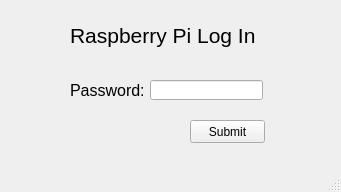
68Duck/PiDMX, file raspberryPiLoginWindow.ui: the form before one commit.
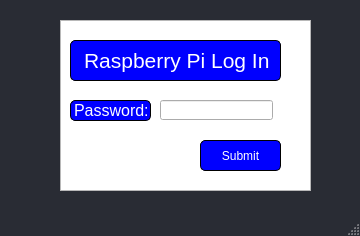
The form after the commit.

Commit message: Updated raspberry pi login window

Patch:
```diff
--- a/raspberryPiLoginWindow.ui
+++ b/raspberryPiLoginWindow.ui
@@ -6,23 +6,37 @@
    <rect>
     <x>0</x>
     <y>0</y>
-    <width>341</width>
-    <height>192</height>
+    <width>360</width>
+    <height>236</height>
    </rect>
   </property>
   <property name="windowTitle">
    <string>MainWindow</string>
   </property>
+  <property name="styleSheet">
+   <string notr="true">QMainWindow{
+background-color: #292C34;
+}</string>
+  </property>
   <widget class="QWidget" name="centralwidget">
    <widget class="QLabel" name="passwordLabel">
     <property name="geometry">
      <rect>
       <x>70</x>
-      <y>80</y>
+      <y>100</y>
       <width>81</width>
       <height>21</height>
      </rect>
     </property>
+    <property name="styleSheet">
+     <string notr="true">QLabel{
+background-color: #0000ff;
+color: white;
+border: 1px solid black;
+border-radius: 5px;
+
+}</string>
+    </property>
     <property name="text">
      <string>&lt;html&gt;&lt;head/&gt;&lt;body&gt;&lt;p&gt;&lt;span style=&quot; font-size:12pt;&quot;&gt;Password:&lt;/span&gt;&lt;/p&gt;&lt;/body&gt;&lt;/html&gt;</string>
     </property>
@@ -31,13 +45,20 @@
     <property name="geometry">
      <rect>
       <x>70</x>
-      <y>20</y>
-      <width>191</width>
-      <height>31</height>
+      <y>40</y>
+      <width>211</width>
+      <height>41</height>
      </rect>
     </property>
     <property name="styleSheet">
-     <string notr="true">QLabel{}</string>
+     <string notr="true">QLabel{
+background-color: #0000ff;
+color: white;
+border: 1px solid black;
+border-radius: 5px;
+  outline: none;
+  padding: 5px 10px;
+}</string>
     </property>
     <property name="text">
      <string>&lt;html&gt;&lt;head/&gt;&lt;body&gt;&lt;p&gt;&lt;span style=&quot; font-size:16pt;&quot;&gt;Raspberry Pi Log In&lt;/span&gt;&lt;/p&gt;&lt;/body&gt;&lt;/html&gt;</string>
@@ -46,8 +67,8 @@
    <widget class="QLineEdit" name="passwordInput">
     <property name="geometry">
      <rect>
-      <x>150</x>
-      <y>80</y>
+      <x>160</x>
+      <y>100</y>
       <width>113</width>
       <height>20</height>
      </rect>
@@ -56,16 +77,44 @@
    <widget class="QPushButton" name="submitButton">
     <property name="geometry">
      <rect>
-      <x>190</x>
-      <y>120</y>
-      <width>75</width>
-      <height>23</height>
+      <x>200</x>
+      <y>140</y>
+      <width>81</width>
+      <height>31</height>
      </rect>
     </property>
+    <property name="styleSheet">
+     <string notr="true">QPushButton{
+  border: 1px solid black;
+  background-color: #0000ff;
+  color: white;
+  border-radius: 5px;
+  outline: none;
+  padding: 5px 10px;
+}</string>
+    </property>
     <property name="text">
      <string>Submit</string>
     </property>
    </widget>
+   <widget class="QTableWidget" name="tableWidget">
+    <property name="geometry">
+     <rect>
+      <x>60</x>
+      <y>20</y>
+      <width>251</width>
+      <height>171</height>
+     </rect>
+    </property>
+    <property name="styleSheet">
+     <string notr="true"/>
+    </property>
+   </widget>
+   <zorder>tableWidget</zorder>
+   <zorder>passwordLabel</zorder>
+   <zorder>mainLabel</zorder>
+   <zorder>passwordInput</zorder>
+   <zorder>submitButton</zorder>
   </widget>
   <widget class="QMenuBar" name="menubar">
    <property name="geometry">
```
Left out of the diff: 2 changed lines with no effect on the pictures. The commit also changes 30 other files.
